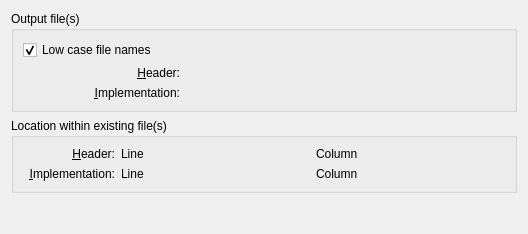
The window that language/codegen/ui/outputlocation.ui (KDE/kdevelop) describes before a commit, drawn with Qt 5.
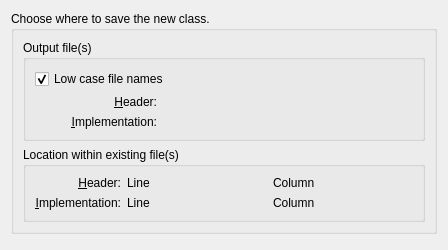
The same window after the commit. Custom widgets are drawn as their Qt base class.

Commit message:
Use KAssistantDialog instead of QWizard for the new class assistant

Patch by Ghislain Mary, many thanks!

What changed in the file:
```diff
--- a/language/codegen/ui/outputlocation.ui
+++ b/language/codegen/ui/outputlocation.ui
@@ -6,12 +6,18 @@
    <rect>
     <x>0</x>
     <y>0</y>
-    <width>528</width>
-    <height>234</height>
+    <width>448</width>
+    <height>250</height>
    </rect>
   </property>
   <layout class="QVBoxLayout" name="verticalLayout">
    <item>
+    <widget class="QGroupBox" name="groupBox_3">
+     <property name="title">
+      <string>Choose where to save the new class.</string>
+     </property>
+     <layout class="QGridLayout" name="gridLayout_3">
+      <item row="0" column="0">
     <widget class="QGroupBox" name="groupBox">
      <property name="title">
       <string>Output file(s)</string>
@@ -68,7 +74,7 @@
      </layout>
     </widget>
    </item>
-   <item>
+      <item row="1" column="0">
     <widget class="QGroupBox" name="groupBox_2">
      <property name="enabled">
       <bool>true</bool>
@@ -149,6 +155,9 @@
      </layout>
     </widget>
    </item>
+     </layout>
+    </widget>
+   </item>
    <item>
     <spacer name="verticalSpacer">
      <property name="orientation">
@@ -165,16 +174,16 @@
   </layout>
  </widget>
  <customwidgets>
-  <customwidget>
-   <class>KIntNumInput</class>
-   <extends>QWidget</extends>
-   <header>knuminput.h</header>
-  </customwidget>
   <customwidget>
    <class>KUrlRequester</class>
    <extends>QFrame</extends>
    <header>kurlrequester.h</header>
   </customwidget>
+  <customwidget>
+   <class>KIntNumInput</class>
+   <extends>QWidget</extends>
+   <header>knuminput.h</header>
+  </customwidget>
  </customwidgets>
  <resources/>
  <connections/>
```
Lines whose indentation alone changed are shown as unchanged. The commit also changes 7 other files.
